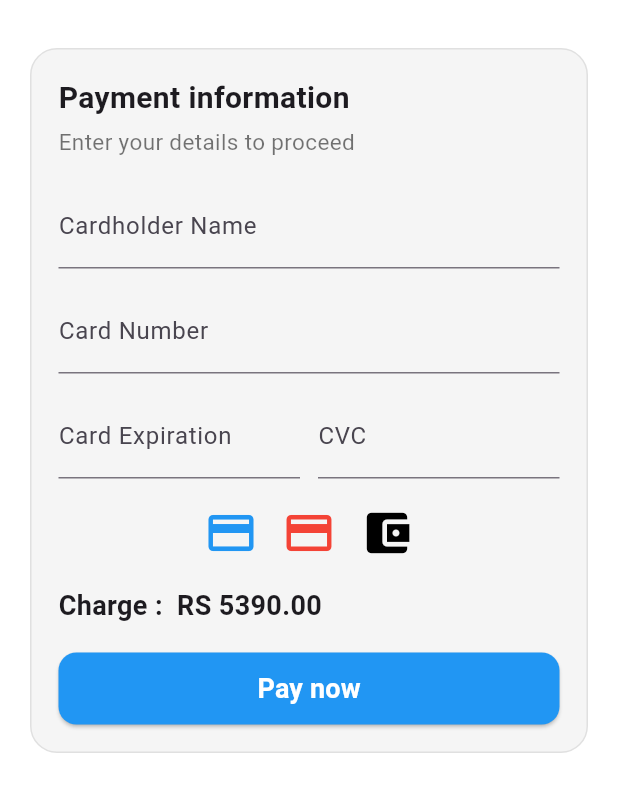
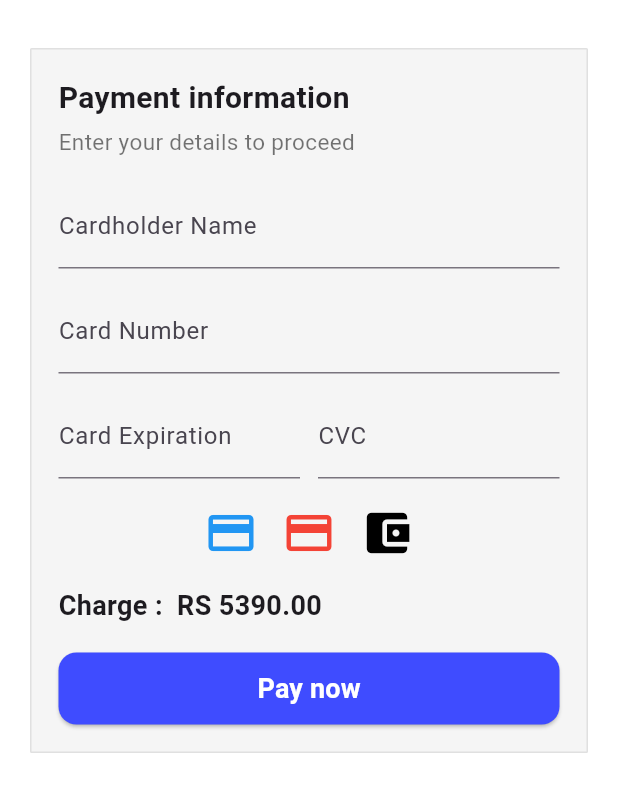
Before and after one commit to ravishanamina174/lankasmartmart, a Flutter app: the PaymentPage screen opened directly, on a phone screen of 412 x 824 dp, the part 63-875 px from its top. Run offline on Flutter 3.47's test engine with Material 3 defaults, Android fonts, the phone set to English and light mode, and no system bars.

Commit message:
feat: Update cart, payment, and profile pages with item name change, border radius adjustment, and text style enhancement

```diff
--- a/lib/screens/cart_page.dart
+++ b/lib/screens/cart_page.dart
@@ -65,7 +65,7 @@ class CartPage extends StatelessWidget {
               Expanded(
                 child: ListView(
                   children: [
-                    _cartItem('Fresh Orange', 8, '02/03/2026', 'RS 3180'),
+                    _cartItem('Banana', 8, '02/03/2026', 'RS 3180'),
                     _cartItem('Brinjal', 5, '02/03/2026', 'RS 270'),
                     _cartItem('Fresh Grapes', 3, '02/03/2026', 'RS 1410'),
                   ],
--- a/lib/screens/payment_page.dart
+++ b/lib/screens/payment_page.dart
@@ -52,7 +52,7 @@ class PaymentPage extends StatelessWidget {
               padding: const EdgeInsets.all(18),
               decoration: BoxDecoration(
                 color: Colors.grey.shade100,
-                borderRadius: BorderRadius.circular(18),
+                borderRadius: BorderRadius.circular(1),
                 border: Border.all(color: Colors.grey.shade300),
               ),
               child: Column(
@@ -126,7 +126,7 @@ class PaymentPage extends StatelessWidget {
                     height: 48,
                     child: ElevatedButton(
                       style: ElevatedButton.styleFrom(
-                        backgroundColor: Colors.blue,
+                        backgroundColor: const Color.fromARGB(255, 63, 76, 255),
                         shape: RoundedRectangleBorder(
                           borderRadius: BorderRadius.circular(12),
                         ),
--- a/lib/screens/profile_page.dart
+++ b/lib/screens/profile_page.dart
@@ -77,7 +77,7 @@ class ProfilePage extends StatelessWidget {
                 children: const [
                   Text(
                     "About Us",
-                    style: TextStyle(fontWeight: FontWeight.bold, fontSize: 18),
+                    style: TextStyle(fontWeight: FontWeight.w800, fontSize: 18,color: Color.fromARGB(255, 142, 6, 6)),
                   ),
                   SizedBox(height: 8),
                   Text(
```
